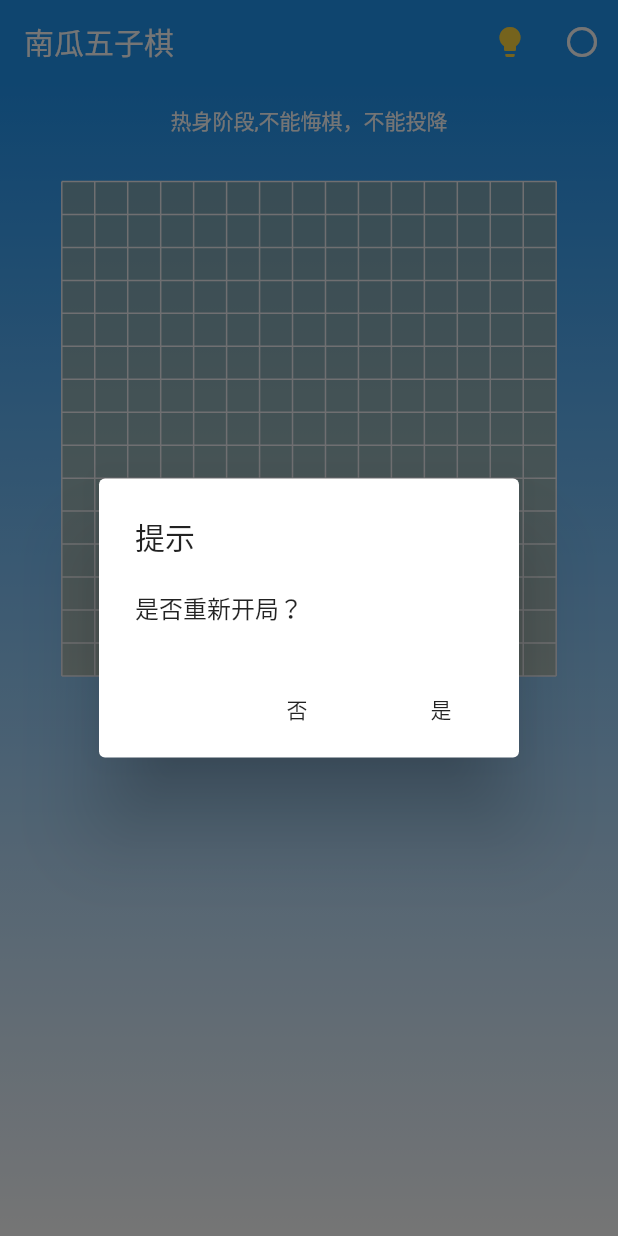
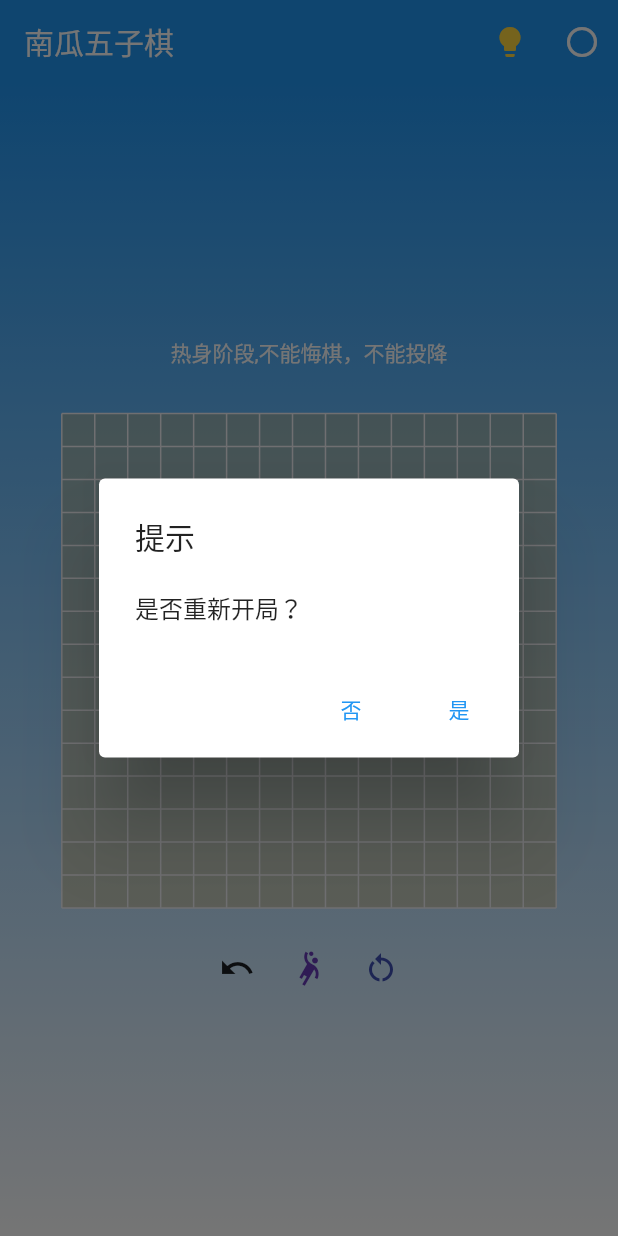
Before and after one commit to JalorOo/gobang, a Flutter app: the screen it shows after launch, after a tap on the "restart alt" icon, on a phone screen of 412 x 824 dp. Run offline on Flutter 3.47's test engine with Material 2 defaults, Android fonts, the phone set to English and light mode, and no system bars.

Commit message:
支持最新Flutter 3.3.9版本

```diff
--- a/lib/GamePage.dart
+++ b/lib/GamePage.dart
@@ -93,9 +93,7 @@ class GamePageState extends State<GamePage> {
                 begin: FractionalOffset.topCenter,
                 end: FractionalOffset.bottomCenter,
                 tileMode: TileMode.repeated)),
-        child: ListView(
-          children: [
-            Center(
+        child: Center(
           child: Column(
               mainAxisAlignment: MainAxisAlignment.center,
               crossAxisAlignment: CrossAxisAlignment.center,
@@ -199,8 +197,6 @@ class GamePageState extends State<GamePage> {
                   ),
                 ),
               ]),
-            ),
-          ],
         ),
       ),
     );
--- a/lib/utils/TipsDialog.dart
+++ b/lib/utils/TipsDialog.dart
@@ -16,7 +16,7 @@ class TipsDialog{
             ),
           ),
           actions: <Widget>[
-            new FlatButton(
+            new TextButton(
               child: new Text('确定'),
               onPressed: () {
                 Navigator.of(context).pop();
@@ -62,13 +62,13 @@ class TipsDialog{
             ),
           ),
           actions: <Widget>[
-            new FlatButton(
+            new TextButton(
               child: new Text(no),
               onPressed: () {
                 f(false);
               },
             ),
-            new FlatButton(
+            new TextButton(
               child: new Text(yes),
               onPressed: () {
                 f(true);
```
Also changed, not shown: 1 other file. Lines whose indentation alone changed are shown as unchanged.
